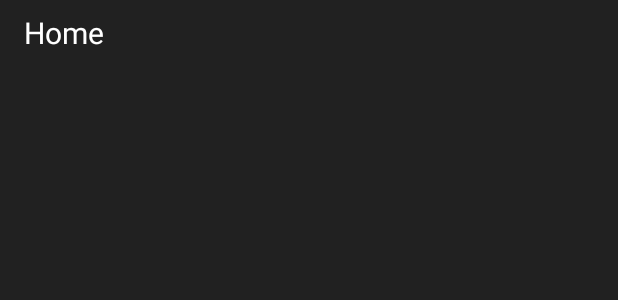
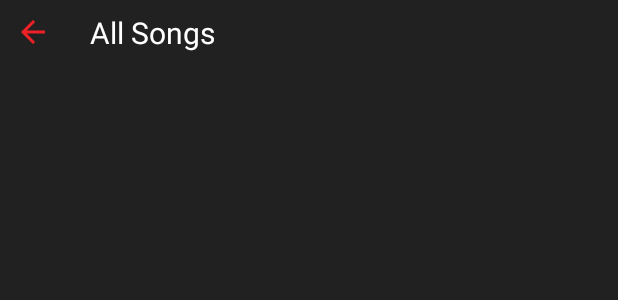
Before and after one commit to Yosolita1978/ColombianJams, an Android app: the layout activity_allsongs.xml on its own in the app's theme, with its tools: preview values and no code run, on a phone screen of 412 x 824 dp. Shown: the top 300 px of the screen. Run offline under Robolectric (Android 15) with nearby library versions, the phone set to English and light mode, and no system bars.

Commit message:
All Songs Activity working

```diff
--- /dev/null
+++ b/app/src/main/res/drawable/ic_arrow_back_black_24dp.xml
@@ -0,0 +1,5 @@
+<vector android:height="24dp" android:tint="#F11F26"
+    android:viewportHeight="24.0" android:viewportWidth="24.0"
+    android:width="24dp" xmlns:android="http://schemas.android.com/apk/res/android">
+    <path android:fillColor="#FF000000" android:pathData="M20,11H7.83l5.59,-5.59L12,4l-8,8 8,8 1.41,-1.41L7.83,13H20v-2z"/>
+</vector>
--- a/app/src/main/res/layout/activity_allsongs.xml
+++ b/app/src/main/res/layout/activity_allsongs.xml
@@ -13,6 +13,15 @@
     android:layout_height="wrap_content"
     android:orientation="horizontal">
 
+        <ImageView
+            android:id="@+id/navigation_arrow"
+            android:layout_width="44dp"
+            android:layout_height="wrap_content"
+            android:layout_weight="0"
+            android:padding="8dp"
+            android:layout_gravity="center_vertical"
+            tools:src="@drawable/ic_arrow_back_black_24dp" />
+
     <TextView
         android:id="@+id/text_navigation"
         android:layout_width="wrap_content"
@@ -24,7 +33,7 @@
         android:padding="8dp"
         android:textColor="@color/textBackground"
         android:textSize="20sp"
-        tools:text="Home" />
+        tools:text="All Songs" />
 
 </LinearLayout>
 
--- a/app/src/main/res/layout/activity_main.xml
+++ b/app/src/main/res/layout/activity_main.xml
@@ -59,6 +59,7 @@
             android:textAppearance="@style/TextAppearance.AppCompat.Light.SearchResult.Subtitle" />
 
         <ImageView
+            android:id="@+id/genres_img"
             android:layout_width="80dp"
             android:layout_height="80dp"
             android:layout_gravity="start"
@@ -87,6 +88,7 @@
             android:textAppearance="@style/TextAppearance.AppCompat.Light.SearchResult.Subtitle" />
 
         <ImageView
+            android:id="@+id/artist_img"
             android:layout_width="80dp"
             android:layout_height="80dp"
             android:layout_gravity="start"
@@ -115,6 +117,7 @@
             android:textAppearance="@style/TextAppearance.AppCompat.Light.SearchResult.Subtitle" />
 
         <ImageView
+            android:id="@+id/allsongs_imag"
             android:layout_width="80dp"
             android:layout_height="80dp"
             android:layout_gravity="start"
--- a/app/src/main/res/layout/list_items.xml
+++ b/app/src/main/res/layout/list_items.xml
@@ -12,7 +12,7 @@
         android:layout_width="80dp"
         android:layout_height="80dp"
         android:layout_weight="0"
-        android:src="@drawable/guitaricon" />
+        tools:src="@drawable/guitaricon" />
 
     <LinearLayout
         android:id="@+id/text_container"
@@ -49,8 +49,8 @@
 
     <ImageView
         android:id="@+id/icon_tap_and_play"
-        android:layout_width="40dp"
-        android:layout_height="40dp"
+        android:layout_width="60dp"
+        android:layout_height="60dp"
         android:layout_marginBottom="8dp"
         android:layout_marginLeft="8dp"
         android:layout_marginRight="8dp"
--- a/app/src/main/res/values/strings.xml
+++ b/app/src/main/res/values/strings.xml
@@ -1,5 +1,5 @@
 <resources>
-    <string name="app_name">Colombian Jams</string>
+    <string name="app_name">Colombia Jams</string>
     <string name="genre">Genres</string>
     <string name="artist">Artists</string>
     <string name="allsongs">All Songs</string>
```
Also changed, not shown: app/src/main/java/co/yosola/colombianjams/AllSongsActivity.java (+23 -5 lines), app/src/main/java/co/yosola/colombianjams/MainActivity.java (+14 -2 lines). Lines whose indentation alone changed are shown as unchanged.
